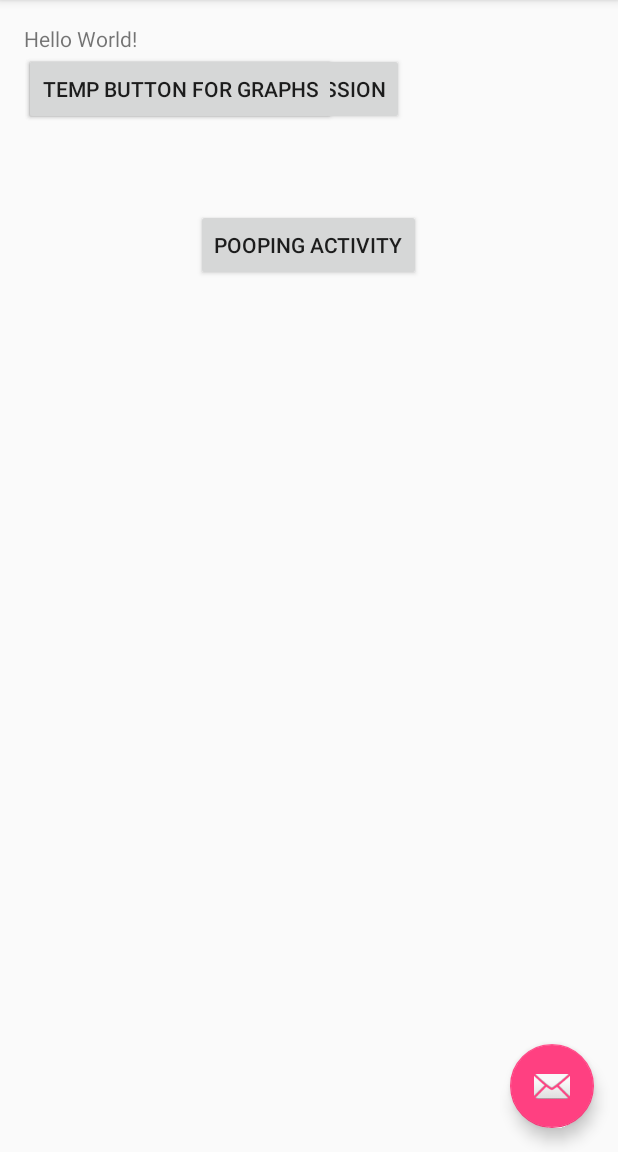
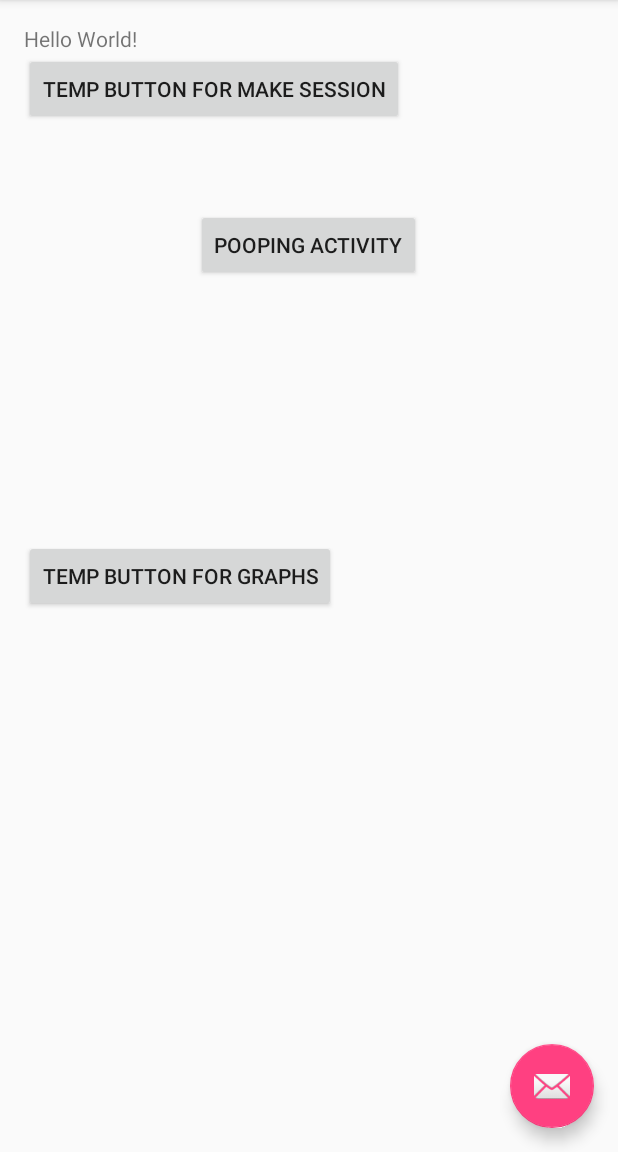
Before and after one commit to yhc5/HappyPoo, an Android app: the screen it shows after launch (MainActivity), on a phone screen of 412 x 824 dp, the part 84-1236 px from its top. Run offline under Robolectric (Android 15) with nearby library versions, the phone set to English and light mode, and no system bars.

Commit message:
fixing little conflicts

```diff
--- a/app/src/main/java/comapplication/example/yoonhyung/happypoo/PoopingActivity.java
+++ b/app/src/main/java/comapplication/example/yoonhyung/happypoo/PoopingActivity.java
@@ -1,14 +1,14 @@
 package comapplication.example.yoonhyung.happypoo;
 
+import android.app.Activity;
+import android.media.MediaPlayer;
 import android.os.Bundle;
-import android.app.Activity;
 import android.view.Menu;
+import android.view.MenuItem;
 import android.view.View;
+import android.widget.AdapterView;
+import android.widget.AdapterView.OnItemClickListener;
 import android.widget.GridView;
-import android.widget.AdapterView;
-import android.widget.Toast;
-import android.widget.AdapterView.OnItemClickListener;
-import android.media.MediaPlayer;
 
 public class PoopingActivity extends Activity {
     @Override
@@ -36,7 +36,7 @@ public class PoopingActivity extends Activity {
     }
 
     public boolean goToPooping (){
-
+        return true;
     }
 
     @Override
--- a/app/src/main/res/layout/content_main.xml
+++ b/app/src/main/res/layout/content_main.xml
@@ -41,8 +41,8 @@
         android:layout_height="wrap_content"
         android:text="temp button for graphs"
         android:id="@+id/temp_graphs_button"
-        android:layout_below="@+id/textView"
+        android:onClick="openGraphs"
+        android:layout_centerVertical="true"
         android:layout_alignParentLeft="true"
-        android:layout_alignParentStart="true"
-        android:onClick="openGraphs" />
+        android:layout_alignParentStart="true" />
 </RelativeLayout>
```
